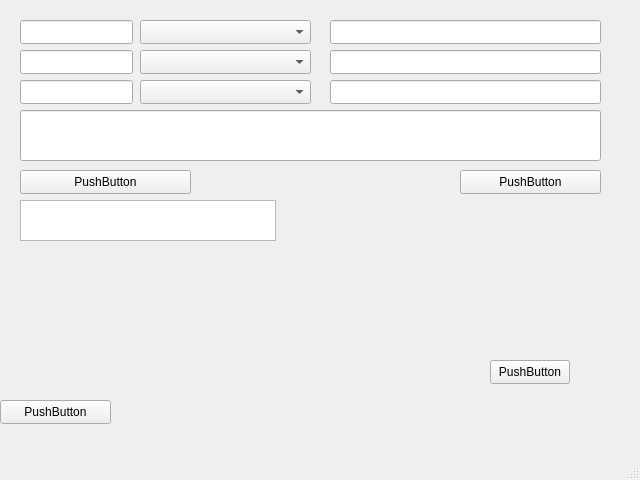
The window that adminDashboard/newproduct.ui (JoniSalonen/WebStore-Application) describes before a commit, drawn with Qt 5.
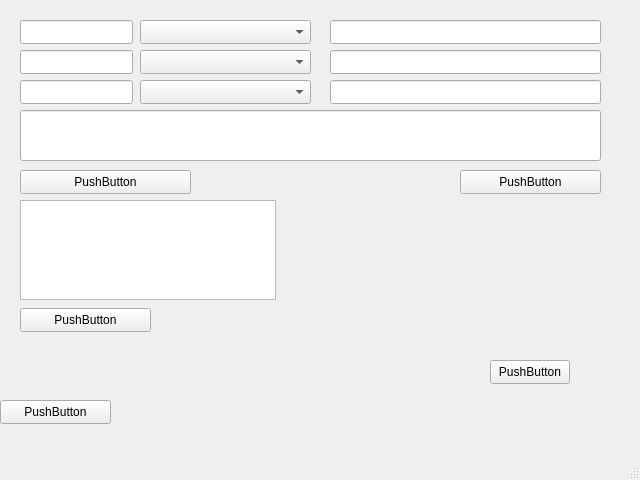
The same window after the commit.

Commit message: Admin dashboard create new product functionality created, Added Claude code learning to the project,  Crated tests, added Media support from file explorer

```diff
--- a/adminDashboard/newproduct.ui
+++ b/adminDashboard/newproduct.ui
@@ -172,10 +172,23 @@
       <x>20</x>
       <y>200</y>
       <width>256</width>
-      <height>41</height>
+      <height>100</height>
      </rect>
     </property>
    </widget>
+   <widget class="QPushButton" name="deleteMedia">
+    <property name="geometry">
+     <rect>
+      <x>20</x>
+      <y>308</y>
+      <width>131</width>
+      <height>24</height>
+     </rect>
+    </property>
+    <property name="text">
+     <string>PushButton</string>
+    </property>
+   </widget>
   </widget>
   <widget class="QMenuBar" name="menubar">
    <property name="geometry">
```
The commit also changes 33 other files.
